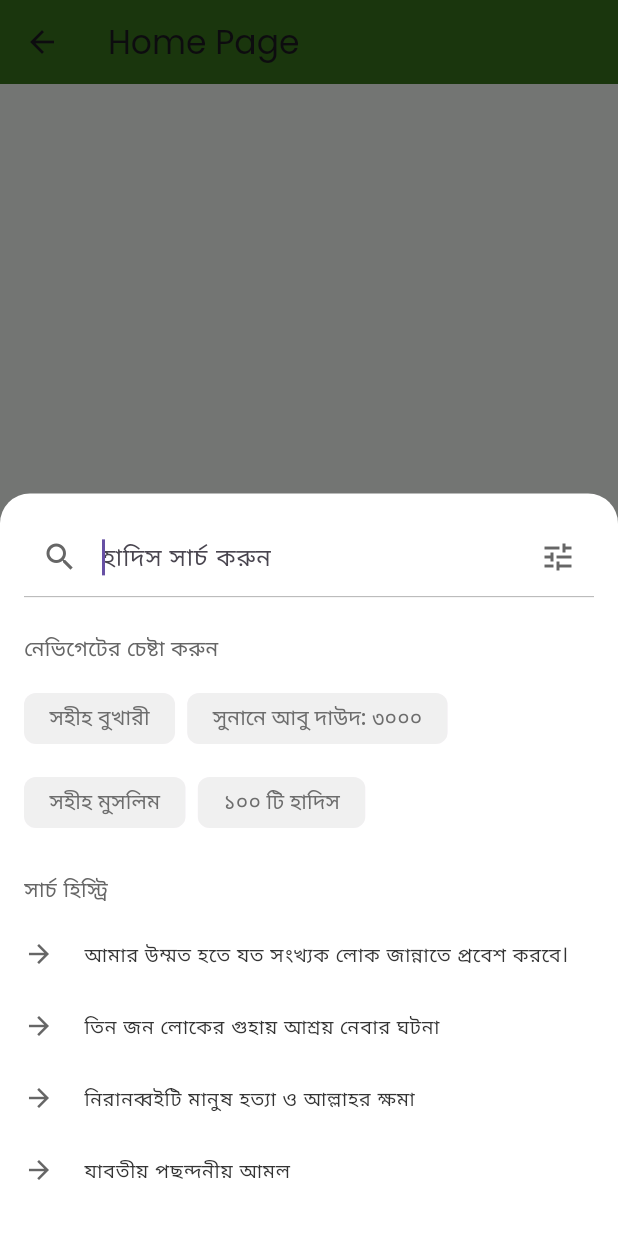
After one commit to shakilmahmud10/shakil_new, a Flutter app: the BottomSheetSearch screen opened directly, after a tap on "Search Bottom Sheet", on a phone screen of 412 x 824 dp. The commit adds this screen. Run offline on Flutter 3.47's test engine with Material 3 defaults, Android fonts, the phone set to English and light mode, and no system bars; our stand-ins replace flutter_svg.

Commit message:
bottomSheet

```diff
--- /dev/null
+++ b/lib/project_pages/search_bottom_sheet.dart
@@ -0,0 +1,430 @@
+import 'package:flutter/material.dart';
+
+// --- Color Constants ---
+const Color darkOliveGreen = Color(0xFF38761D);
+const Color veryDarkGray = Color(0xFF333333);
+const Color mediumGray = Color(0xFF666666);
+const Color lightGray = Color(0xFF999999);
+const Color veryLightGray = Color(0xFFF0F0F0);
+const Color lightMintGreen = Color(0xFFE8F5E9);
+const Color pureWhite = Color(0xFFFFFFFF);
+
+void main() {
+  runApp(const HadithApp());
+}
+
+class HadithApp extends StatelessWidget {
+  const HadithApp({super.key});
+
+  @override
+  Widget build(BuildContext context) {
+    return MaterialApp(
+      title: 'Al Hadith',
+      theme: ThemeData(
+        primarySwatch: Colors.green,
+        scaffoldBackgroundColor: pureWhite,
+      ),
+      debugShowCheckedModeBanner: false,
+      home: const BottomSheetSearch(),
+    );
+  }
+}
+
+class BottomSheetSearch extends StatelessWidget {
+  const BottomSheetSearch({super.key});
+
+  // Method to show the bottom sheet
+  void _showSearchModal(BuildContext context) {
+    showModalBottomSheet(
+      context: context,
+      isScrollControlled: true,
+      backgroundColor: Colors.transparent,
+      builder: (context) {
+        // This makes the sheet content take 80% of the screen height
+        return SearchBottomSheet();
+      },
+    );
+  }
+
+  @override
+  Widget build(BuildContext context) {
+    return Scaffold(
+      appBar: AppBar(
+        title: const Text("Home Page"),
+        backgroundColor: darkOliveGreen,
+      ),
+      body: Center(
+        child: ElevatedButton(
+          onPressed: () => _showSearchModal(context),
+          style: ElevatedButton.styleFrom(
+            backgroundColor: darkOliveGreen,
+            padding: const EdgeInsets.symmetric(horizontal: 24, vertical: 12),
+            textStyle: const TextStyle(fontSize: 16),
+          ),
+          child: const Text("Search Bottom Sheet"),
+        ),
+      ),
+    );
+  }
+}
+
+// --- Search Modal Bottom Sheet (Unchanged as requested) ---
+
+class SearchBottomSheet extends StatefulWidget {
+  const SearchBottomSheet({super.key});
+
+  @override
+  State<SearchBottomSheet> createState() => _SearchBottomSheetState();
+}
+
+class _SearchBottomSheetState extends State<SearchBottomSheet> {
+  bool _isFilterPanelVisible = false;
+  int _radioValue = 2; // Default to 'Partial Match' as seen in the video
+  // New state variables add korun
+  int _searchInValue = 0; // 0=Translation, 1=Tafsir, 2=Arabic
+  int _searchTypeValue = 1; // 0=Exact, 1=Partial
+
+  void _toggleFilterPanel() {
+    setState(() {
+      _isFilterPanelVisible = !_isFilterPanelVisible;
+    });
+  }
+
+  @override
+  Widget build(BuildContext context) {
+    return Container(
+      decoration: const BoxDecoration(
+        color: pureWhite, // White background
+        borderRadius: BorderRadius.vertical(top: Radius.circular(20.0)),
+      ),
+      child: ClipRRect(
+        borderRadius: const BorderRadius.vertical(top: Radius.circular(20.0)),
+        child: SingleChildScrollView(
+          child: Padding(
+            padding: EdgeInsets.fromLTRB(16.0, 16.0, 16.0,
+                20.0 + MediaQuery.of(context).viewInsets.bottom),
+            child: Column(
+              crossAxisAlignment: CrossAxisAlignment.start,
+              mainAxisSize: MainAxisSize.min,
+              children: [
+                _buildSheetSearchBar(),
+                const SizedBox(height: 24.0),
+
+                // এই AnimatedSize উইজেটটি যোগ করুন
+                AnimatedSize(
+                  duration: const Duration(milliseconds: 300),
+                  curve: Curves.easeInOut, // একটি সুন্দর অ্যানিমেশন কার্ভ
+                  child: AnimatedSwitcher(
+                    duration: const Duration(milliseconds: 300),
+                    // ... transitionBuilder আগের মতোই থাকবে
+                    transitionBuilder:
+                        (Widget child, Animation<double> animation) {
+                      final isFilterPanel =
+                          child.key == const ValueKey('filter_panel');
+
+                      final offsetAnimation = Tween<Offset>(
+                        begin: isFilterPanel
+                            ? const Offset(0.5, 0.0)
+                            : const Offset(-0.5, 0.0),
+                        end: Offset.zero,
+                      ).animate(animation);
+
+                      return SlideTransition(
+                        position: offsetAnimation,
+                        child: FadeTransition(
+                          opacity: animation,
+                          child: child,
+                        ),
+                      );
+                    },
+                    child: _isFilterPanelVisible
+                        ? _buildFilterPanelView()
+                        : _buildSearchPanelView(),
+                  ),
+                ),
+              ],
+            ),
+          ),
+        ),
+      ),
+    );
+  }
+
+  Widget _buildSheetSearchBar() {
+    return TextField(
+      autofocus: true,
+      decoration: InputDecoration(
+        hintText: "হাদিস সার্চ করুন",
+        prefixIcon: const Icon(Icons.search, color: mediumGray),
+        suffixIcon: IconButton(
+          icon: Icon(
+            Icons.tune_sharp,
+            // Change color when filter is open
+            color: _isFilterPanelVisible ? darkOliveGreen : mediumGray,
+          ),
+          onPressed: _toggleFilterPanel,
+        ),
+        filled: false,
+        // Bottom underline border
+        border: const UnderlineInputBorder(
+          borderSide: BorderSide(color: lightGray, width: 0.5),
+        ),
+        // Green underline when focused
+        focusedBorder: const UnderlineInputBorder(
+          borderSide: BorderSide(color: lightGray, width: 0.5),
+        ),
+        enabledBorder: const UnderlineInputBorder(
+          borderSide: BorderSide(color: lightGray, width: 0.5),
+        ),
+        contentPadding: const EdgeInsets.symmetric(vertical: 14, horizontal: 0),
+      ),
+      style: const TextStyle(color: veryDarkGray, fontSize: 16),
+    );
+  }
+
+  Widget _buildSearchPanelView() {
+    final navChips = [
+      "সহীহ বুখারী",
+      "সুনানে আবু দাউদ: ৩০০০",
+      "সহীহ মুসলিম",
+      "১০০ টি হাদিস"
+    ];
+
+    final history = [
+      "আমার উম্মত হতে যত সংখ্যক লোক জান্নাতে প্রবেশ করবে।",
+      "তিন জন লোকের গুহায় আশ্রয় নেবার ঘটনা",
+      "নিরানব্বইটি মানুষ হত্যা ও আল্লাহর ক্ষমা",
+      "যাবতীয় পছন্দনীয় আমল"
+    ];
+
+    return Column(
+      // Unique key for AnimatedSwitcher
+      key: const ValueKey('search_panel'),
+      crossAxisAlignment: CrossAxisAlignment.start,
+      children: [
+        const Text("নেভিগেটের চেষ্টা করুন",
+            style: TextStyle(color: mediumGray)),
+        const SizedBox(height: 12.0),
+        Wrap(
+          spacing: 8.0,
+          runSpacing: 8.0,
+          children: navChips.map((label) => _buildPanelChip(label)).toList(),
+        ),
+        const SizedBox(height: 24.0),
+        const Text("সার্চ হিস্ট্রি", style: TextStyle(color: mediumGray)),
+        const SizedBox(height: 8.0),
+        Column(
+          children: history
+              .map((item) => ListTile(
+                    leading: const Icon(Icons.arrow_forward_sharp,
+                        size: 20.0, color: mediumGray),
+                    title: Text(item,
+                        style: const TextStyle(color: veryDarkGray),
+                        overflow: TextOverflow.ellipsis),
+                    contentPadding: EdgeInsets.zero,
+                    dense: true,
+                    onTap: () {},
+                  ))
+              .toList(),
+        )
+      ],
+    );
+  }
+
+  Widget _buildFilterPanelView() {
+    return Column(
+      key: const ValueKey('filter_panel'),
+      crossAxisAlignment: CrossAxisAlignment.start,
+      children: [
+        // Row te 2ta section
+        Row(
+          crossAxisAlignment: CrossAxisAlignment.start,
+          children: [
+            // Search In section
+            Expanded(
+              child: Column(
+                crossAxisAlignment: CrossAxisAlignment.start,
+                children: [
+                  const Text("Search In",
+                      style: TextStyle(
+                          fontWeight: FontWeight.bold,
+                          color: veryDarkGray,
+                          fontSize: 14)),
+                  const SizedBox(height: 8.0),
+                  _buildSearchInRadio("Translation Match", 0),
+                  _buildSearchInRadio("Tafsir Match", 1),
+                  _buildSearchInRadio("Arabic Match", 2),
+                ],
+              ),
+            ),
+            const SizedBox(width: 16.0),
+            // Select Search Type section
+            Expanded(
+              child: Column(
+                crossAxisAlignment: CrossAxisAlignment.start,
+                children: [
+                  const Text("Select Search Type",
+                      style: TextStyle(
+                          fontWeight: FontWeight.bold,
+                          color: veryDarkGray,
+                          fontSize: 14)),
+                  const SizedBox(height: 8.0),
+                  _buildSearchTypeRadio("Exact Match", 0),
+                  _buildSearchTypeRadio("Partial Match", 1),
+                ],
+              ),
+            ),
+          ],
+        ),
+        const SizedBox(height: 20.0),
+        const Text("হাদিস গ্রন্থসমূহ সিলেক্ট করুন",
+            style: TextStyle(fontWeight: FontWeight.bold, color: veryDarkGray)),
+        const SizedBox(height: 8.0),
+        _buildDropdown("বই সিলেক্ট করুন"),
+        const SizedBox(height: 16.0),
+        const Text("তাহকিক সিলেক্ট করুন",
+            style: TextStyle(fontWeight: FontWeight.bold, color: veryDarkGray)),
+        const SizedBox(height: 8.0),
+        _buildDropdown("তাহকিক সিলেক্ট করুন"),
+        const SizedBox(height: 26.0),
+        Row(
+          children: [
+            Expanded(
+              child: ElevatedButton(
+                onPressed: () {},
+                style: ElevatedButton.styleFrom(
+                  elevation: 0,
+                  backgroundColor: const Color(0xFFE7E7E7),
+                  foregroundColor: Colors.black,
+                  shape: RoundedRectangleBorder(
+                      borderRadius: BorderRadius.circular(8)),
+                  padding: const EdgeInsets.symmetric(vertical: 12),
+                ),
+                child: const Text("ক্যান্সেল"),
+              ),
+            ),
+            const SizedBox(width: 16.0),
+            Expanded(
+              child: ElevatedButton(
+                onPressed: () {},
+                style: ElevatedButton.styleFrom(
+                  elevation: 0,
+                  backgroundColor: const Color(0xFF4F8B34),
+                  foregroundColor: pureWhite,
+                  shape: RoundedRectangleBorder(
+                      borderRadius: BorderRadius.circular(8)),
+                  padding: const EdgeInsets.symmetric(vertical: 12),
+                ),
+                child: const Text("অ্যাপ্লাই"),
+              ),
+            ),
+          ],
+        ),
+      ],
+    );
+  }
+
+  Widget _buildPanelChip(String label) {
+    return ActionChip(
+      label: Text(label),
+      onPressed: () {},
+      backgroundColor: veryLightGray,
+      labelStyle: const TextStyle(color: Color.fromARGB(255, 109, 109, 109)),
+      shape: RoundedRectangleBorder(
+        borderRadius: BorderRadius.circular(8.0),
+        side: BorderSide(color: Colors.transparent),
+      ),
+      padding: const EdgeInsets.symmetric(horizontal: 8),
+    );
+  }
+
+  Widget _buildSearchInRadio(String title, int value) {
+    return Row(
+      children: [
+        Radio<int>(
+          value: value,
+          groupValue: _searchInValue,
+          onChanged: (int? newValue) {
+            setState(() => _searchInValue = newValue!);
+          },
+          activeColor: darkOliveGreen,
+          fillColor: MaterialStateProperty.resolveWith<Color>((states) {
+            if (states.contains(MaterialState.selected)) {
+              return darkOliveGreen;
+            }
+            return mediumGray;
+          }),
+          visualDensity: const VisualDensity(
+            horizontal: VisualDensity.minimumDensity,
+            vertical: VisualDensity.minimumDensity,
+          ),
+        ),
+        Expanded(
+          child: GestureDetector(
+            onTap: () {
+              setState(() => _searchInValue = value);
+            },
+            child: Text(
+              title,
+              style: const TextStyle(color: veryDarkGray, fontSize: 13),
+            ),
+          ),
+        ),
+      ],
+    );
+  }
+
+  Widget _buildSearchTypeRadio(String title, int value) {
+    return Row(
+      children: [
+        Radio<int>(
+          value: value,
+          groupValue: _searchTypeValue,
+          onChanged: (int? newValue) {
+            setState(() => _searchTypeValue = newValue!);
+          },
+          activeColor: darkOliveGreen,
+          fillColor: MaterialStateProperty.resolveWith<Color>((states) {
+            if (states.contains(MaterialState.selected)) {
+              return darkOliveGreen;
+            }
+            return mediumGray;
+          }),
+          visualDensity: const VisualDensity(
+            horizontal: VisualDensity.minimumDensity,
+            vertical: VisualDensity.minimumDensity,
+          ),
+        ),
+        Expanded(
+          child: GestureDetector(
+            onTap: () {
+              setState(() => _searchTypeValue = value);
+            },
+            child: Text(
+              title,
+              style: const TextStyle(color: veryDarkGray, fontSize: 13),
+            ),
+          ),
+        ),
+      ],
+    );
+  }
+
+  Widget _buildDropdown(String hint) {
+    return DropdownButtonFormField<String>(
+      hint: Text(hint, style: const TextStyle(color: mediumGray)),
+      icon: const Icon(Icons.keyboard_arrow_down, color: mediumGray),
+      decoration: InputDecoration(
+        filled: true,
+        fillColor: veryLightGray,
+        border: OutlineInputBorder(
+          borderRadius: BorderRadius.circular(8.0),
+          borderSide: BorderSide.none,
+        ),
+        contentPadding: const EdgeInsets.symmetric(horizontal: 12.0),
+      ),
+      items: const [], // Dummy items list
+      onChanged: (value) {},
+    );
+  }
+}
```
Also changed, not shown: analysis_options.yaml (added, +28 -0 lines), lib/project_pages/all_project_pages.dart (+14 -7 lines), pubspec.lock (added), 125 other files.
